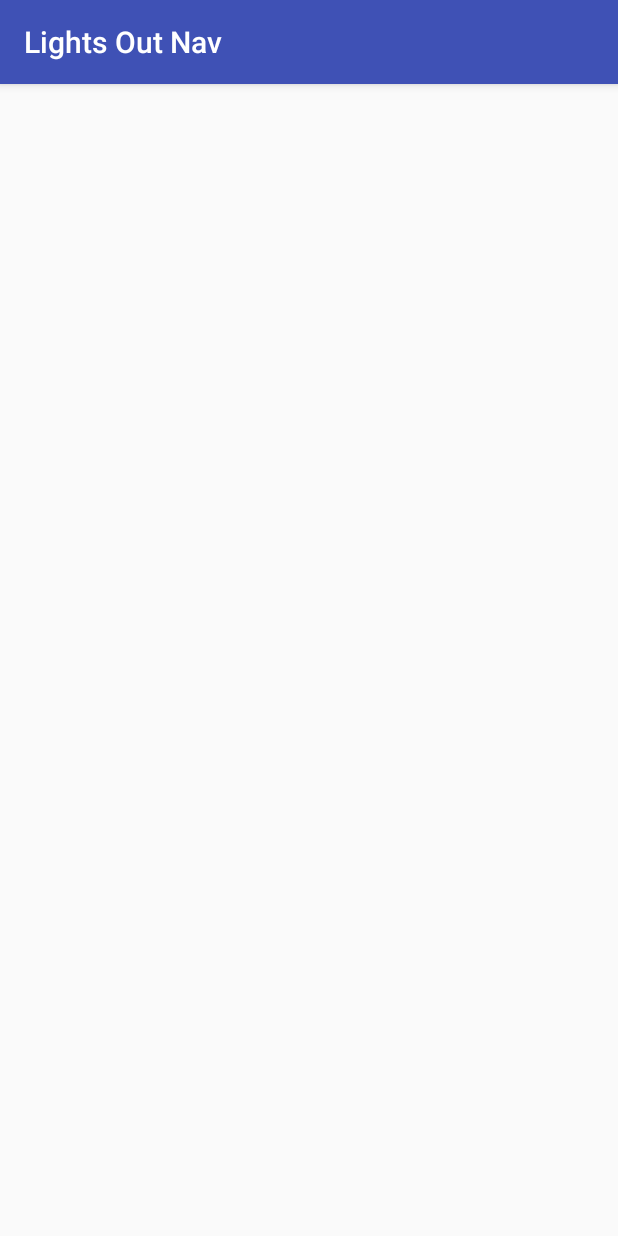
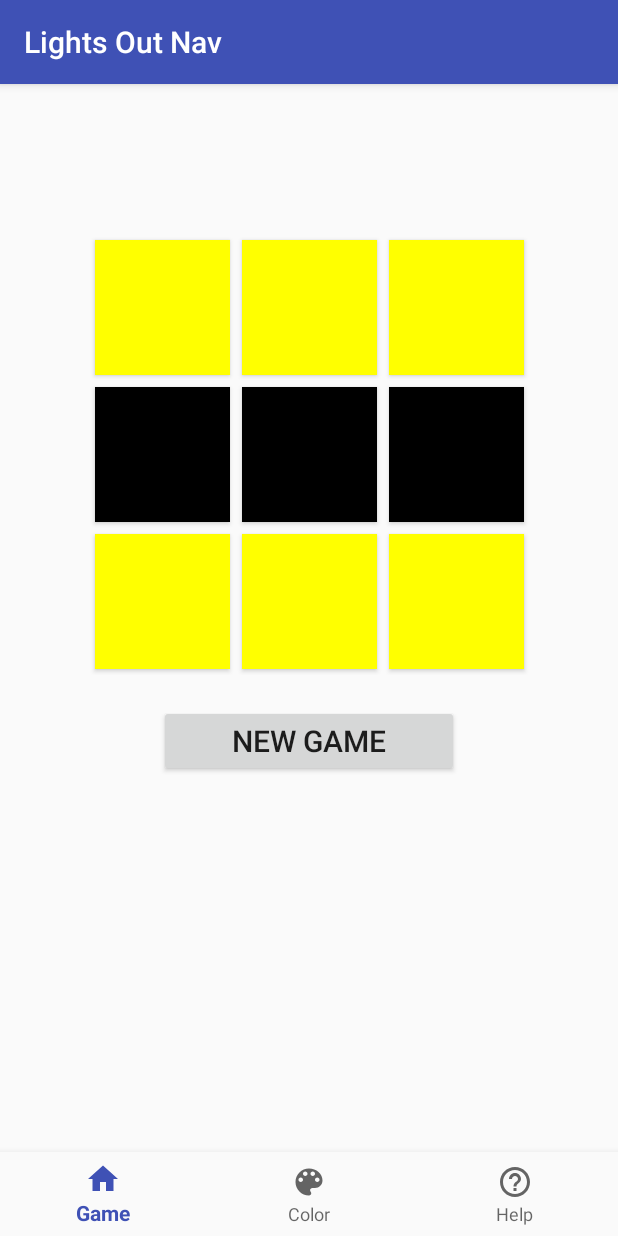
Before and after one commit to SamuelBurac/Lights_Out_Nav, an Android app: the screen it shows after launch (MainActivity), on a phone screen of 412 x 824 dp. Run offline under Robolectric (Android 15) with nearby library versions, the phone set to English and light mode, and no system bars; our stand-ins replace navigation-ui; 1 statement that could not run was skipped.

Commit message:
Final Commit probably

```diff
--- a/app/build.gradle
+++ b/app/build.gradle
@@ -32,7 +32,10 @@ dependencies {
     implementation 'androidx.appcompat:appcompat:1.5.1'
     implementation 'com.google.android.material:material:1.6.1'
     implementation 'androidx.constraintlayout:constraintlayout:2.1.4'
+    implementation 'androidx.navigation:navigation-fragment:2.5.3'
+    implementation'androidx.navigation:navigation-ui:2.5.3'
     testImplementation 'junit:junit:4.13.2'
     androidTestImplementation 'androidx.test.ext:junit:1.1.3'
     androidTestImplementation 'androidx.test.espresso:espresso-core:3.4.0'
+
 }
--- a/app/src/main/java/com/zybooks/lightsoutnav/GameFragment.java
+++ b/app/src/main/java/com/zybooks/lightsoutnav/GameFragment.java
@@ -4,6 +4,8 @@ import android.content.Context;
 import android.content.SharedPreferences;
 import android.os.Bundle;
 
+import androidx.annotation.NonNull;
+import androidx.core.content.ContextCompat;
 import androidx.fragment.app.Fragment;
 
 import android.view.LayoutInflater;
@@ -11,9 +13,10 @@ import android.view.View;
 import android.view.ViewGroup;
 import android.widget.Button;
 import android.widget.GridLayout;
+import android.widget.Toast;
 
 
-public class GameFragment extends Fragment {
+public class  GameFragment extends Fragment {
     private final String GAME_STATE = "gameState";
     private LightsOutGame mGame;
     private GridLayout mLightGrid;
@@ -34,7 +37,65 @@ public class GameFragment extends Fragment {
         newGameBtn.setOnClickListener(v -> startGame());
 
         SharedPreferences sharedPref = this.requireActivity().getPreferences(Context.MODE_PRIVATE);
+        int onColorId = sharedPref.getInt("color",R.color.yellow);
 
-        return;
+        mLightOnColor = ContextCompat.getColor(this.requireActivity(), onColorId);
+        mLightoffColor = ContextCompat.getColor(this.requireActivity(), R.color.black);
+
+        mGame = new LightsOutGame();
+
+        if (savedInstanceState == null){
+            startGame();
+        }
+        else{
+            String gameState = savedInstanceState.getString(GAME_STATE);
+            mGame.setState(gameState);
+            setButtonColors();
+        }
+
+        return parentView;
     }
+
+    @Override
+    public void onSaveInstanceState(@NonNull Bundle outState){
+        super.onSaveInstanceState(outState);
+        outState.putString(GAME_STATE, mGame.getState());
+    }
+
+    private void startGame() {
+        mGame.newGame();
+        setButtonColors();
+    }
+
+    public void onLightButtonClick(View view){
+
+        int buttonIndex = mLightGrid.indexOfChild(view);
+        int row = buttonIndex / LightsOutGame.GRID_SIZE;
+        int col = buttonIndex % LightsOutGame.GRID_SIZE;
+
+        mGame.selectLight(row, col);
+        setButtonColors();
+
+        if (mGame.isGameOver()){
+            Toast.makeText(this.requireActivity(), R.string.congrats, Toast.LENGTH_SHORT).show();
+        }
+    }
+
+    private void setButtonColors(){
+        for (int buttonIndex = 0; buttonIndex < mLightGrid.getChildCount(); buttonIndex++){
+            Button gridButton = (Button) mLightGrid.getChildAt(buttonIndex);
+
+            int row = buttonIndex / LightsOutGame.GRID_SIZE;
+            int col = buttonIndex % LightsOutGame.GRID_SIZE;
+
+            if (mGame.isLightOn(row, col)){
+                gridButton.setBackgroundColor(mLightOnColor);
+            }
+            else{
+                gridButton.setBackgroundColor(mLightoffColor);
+            }
+        }
+    }
+
+
 }
--- a/app/src/main/java/com/zybooks/lightsoutnav/MainActivity.java
+++ b/app/src/main/java/com/zybooks/lightsoutnav/MainActivity.java
@@ -1,8 +1,14 @@
 package com.zybooks.lightsoutnav;
 
 import androidx.appcompat.app.AppCompatActivity;
+import androidx.navigation.NavController;
+import androidx.navigation.fragment.NavHostFragment;
+import androidx.navigation.ui.AppBarConfiguration;
+import androidx.navigation.ui.NavigationUI;
 
 import android.os.Bundle;
+
+import com.google.android.material.bottomnavigation.BottomNavigationView;
 
 public class MainActivity extends AppCompatActivity {
 
@@ -10,5 +16,21 @@ public class MainActivity extends AppCompatActivity {
     protected void onCreate(Bundle savedInstanceState) {
         super.onCreate(savedInstanceState);
         setContentView(R.layout.activity_main);
+
+        BottomNavigationView navView = findViewById(R.id.nav_view);
+        NavHostFragment navHostFragment = (NavHostFragment) getSupportFragmentManager()
+                .findFragmentById(R.id.nav_host_fragment);
+
+        if(navHostFragment != null){
+            NavController navController = navHostFragment.getNavController();
+
+            AppBarConfiguration appBarConfig = new AppBarConfiguration.Builder(
+                    R.id.navigation_game, R.id.navigation_color, R.id.navigation_help)
+                    .build();
+
+            NavigationUI.setupActionBarWithNavController(this, navController, appBarConfig);
+            NavigationUI.setupWithNavController(navView, navController);
+
+        }
     }
 }
--- /dev/null
+++ b/app/src/main/res/drawable/color_icon.xml
@@ -0,0 +1,5 @@
+<vector android:height="24dp" android:tint="#000000"
+    android:viewportHeight="24" android:viewportWidth="24"
+    android:width="24dp" xmlns:android="http://schemas.android.com/apk/res/android">
+    <path android:fillColor="@android:color/white" android:pathData="M12,3c-4.97,0 -9,4.03 -9,9s4.03,9 9,9c0.83,0 1.5,-0.67 1.5,-1.5 0,-0.39 -0.15,-0.74 -0.39,-1.01 -0.23,-0.26 -0.38,-0.61 -0.38,-0.99 0,-0.83 0.67,-1.5 1.5,-1.5L16,16c2.76,0 5,-2.24 5,-5 0,-4.42 -4.03,-8 -9,-8zM6.5,12c-0.83,0 -1.5,-0.67 -1.5,-1.5S5.67,9 6.5,9 8,9.67 8,10.5 7.33,12 6.5,12zM9.5,8C8.67,8 8,7.33 8,6.5S8.67,5 9.5,5s1.5,0.67 1.5,1.5S10.33,8 9.5,8zM14.5,8c-0.83,0 -1.5,-0.67 -1.5,-1.5S13.67,5 14.5,5s1.5,0.67 1.5,1.5S15.33,8 14.5,8zM17.5,12c-0.83,0 -1.5,-0.67 -1.5,-1.5S16.67,9 17.5,9s1.5,0.67 1.5,1.5 -0.67,1.5 -1.5,1.5z"/>
+</vector>
--- /dev/null
+++ b/app/src/main/res/drawable/help_icon.xml
@@ -0,0 +1,5 @@
+<vector android:autoMirrored="true" android:height="24dp"
+    android:tint="#000000" android:viewportHeight="24"
+    android:viewportWidth="24" android:width="24dp" xmlns:android="http://schemas.android.com/apk/res/android">
+    <path android:fillColor="@android:color/white" android:pathData="M11,18h2v-2h-2v2zM12,2C6.48,2 2,6.48 2,12s4.48,10 10,10 10,-4.48 10,-10S17.52,2 12,2zM12,20c-4.41,0 -8,-3.59 -8,-8s3.59,-8 8,-8 8,3.59 8,8 -3.59,8 -8,8zM12,6c-2.21,0 -4,1.79 -4,4h2c0,-1.1 0.9,-2 2,-2s2,0.9 2,2c0,2 -3,1.75 -3,5h2c0,-2.25 3,-2.5 3,-5 0,-2.21 -1.79,-4 -4,-4z"/>
+</vector>
--- /dev/null
+++ b/app/src/main/res/drawable/home_icon.xml
@@ -0,0 +1,5 @@
+<vector android:height="24dp" android:tint="#000000"
+    android:viewportHeight="24" android:viewportWidth="24"
+    android:width="24dp" xmlns:android="http://schemas.android.com/apk/res/android">
+    <path android:fillColor="@android:color/white" android:pathData="M10,20v-6h4v6h5v-8h3L12,3 2,12h3v8z"/>
+</vector>
--- a/app/src/main/res/layout/activity_main.xml
+++ b/app/src/main/res/layout/activity_main.xml
@@ -2,6 +2,7 @@
 <androidx.constraintlayout.widget.ConstraintLayout xmlns:android="http://schemas.android.com/apk/res/android"
     xmlns:app="http://schemas.android.com/apk/res-auto"
     xmlns:tools="http://schemas.android.com/tools"
+    android:id="@+id/container"
     android:layout_width="match_parent"
     android:layout_height="match_parent"
     tools:context=".MainActivity">
@@ -11,9 +12,24 @@
        android:name="com.zybooks.lightsoutnav.GameFragment"
        android:layout_width="0dp"
        android:layout_height="0dp"
-       app:layout_constraintBottom_toBottomOf="parent"
+       app:defaultNavHost="true"
+       app:layout_constraintBottom_toTopOf="@id/nav_view"
        app:layout_constraintLeft_toLeftOf="parent"
        app:layout_constraintRight_toRightOf="parent"
-       app:layout_constraintTop_toTopOf="parent" />
+       app:layout_constraintTop_toTopOf="parent"
+       app:navGraph="@navigation/nav_graph"/>
+
+   <com.google.android.material.bottomnavigation.BottomNavigationView
+      android:id="@+id/nav_view"
+      android:layout_width="match_parent"
+      android:layout_height="wrap_content"
+      android:layout_marginStart="0dp"
+      android:layout_marginEnd="0dp"
+      android:background="?android:windowBackground"
+      app:layout_constraintBottom_toBottomOf="parent"
+      app:layout_constraintLeft_toLeftOf="parent"
+      app:layout_constraintRight_toRightOf="parent"
+      app:menu="@menu/bottom_nav_menu" />
+
 
 </androidx.constraintlayout.widget.ConstraintLayout>
--- a/app/src/main/res/layout/fragment_color.xml
+++ b/app/src/main/res/layout/fragment_color.xml
@@ -4,13 +4,13 @@
     xmlns:android="http://schemas.android.com/apk/res/android"
     android:layout_width="match_parent"
     android:layout_height="wrap_content"
-    android:orientaion="vertical">
+    android:orientation="vertical">
 
     <TextView
         android:layout_width="match_parent"
         android:layout_height="match_parent"
         android:textSize="30sp"
-        android:layout_gravity="center"
+        android:gravity="center"
         android:layout_margin="20dp"
         android:text="@string/choose_color" />
     <RadioGroup
--- /dev/null
+++ b/app/src/main/res/menu/bottom_nav_menu.xml
@@ -0,0 +1,18 @@
+<?xml version="1.0" encoding="utf-8"?>
+<menu xmlns:android="http://schemas.android.com/apk/res/android">
+
+    <item
+        android:id="@+id/navigation_game"
+        android:icon="@drawable/home_icon"
+        android:title="@string/title_game" />
+
+    <item
+        android:id="@+id/navigation_color"
+        android:icon="@drawable/color_icon"
+        android:title="@string/title_color" />
+
+    <item
+        android:id="@+id/navigation_help"
+        android:icon="@drawable/help_icon"
+        android:title="@string/title_help" />
+</menu>
--- /dev/null
+++ b/app/src/main/res/navigation/nav_graph.xml
@@ -0,0 +1,26 @@
+<?xml version="1.0" encoding="utf-8"?>
+<navigation xmlns:android="http://schemas.android.com/apk/res/android"
+    xmlns:app="http://schemas.android.com/apk/res-auto"
+    xmlns:tools="http://schemas.android.com/tools"
+    android:id="@+id/nav_graph"
+    app:startDestination="@+id/navigation_game">
+
+    <fragment
+        android:id="@+id/navigation_game"
+        android:name="com.zybooks.lightsoutnav.GameFragment"
+        android:label="@string/title_game"
+        tools:layout="@layout/fragment_game"/>
+
+    <fragment
+        android:id="@+id/navigation_color"
+        android:name="com.zybooks.lightsoutnav.ColorFragment"
+        android:label="@string/title_color"
+        tools:layout="@layout/fragment_color" />
+
+    <fragment
+        android:id="@+id/navigation_help"
+        android:name="com.zybooks.lightsoutnav.HelpFragment"
+        android:label="@string/title_help"
+        tools:layout="@layout/fragment_help" />
+
+</navigation>
```
Also changed, not shown: app/src/main/java/com/zybooks/lightsoutnav/HelpFragment.java (+3 -49 lines).
